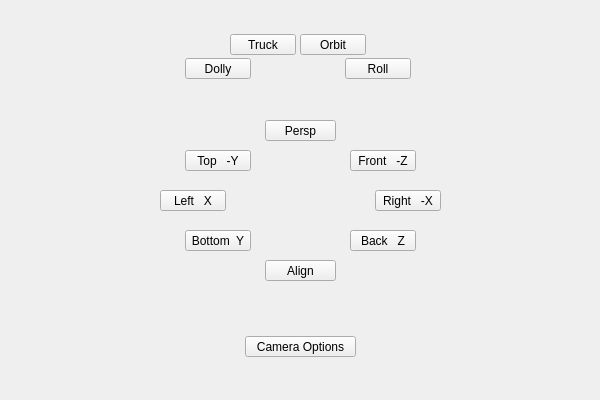
Qt form uitk/ui/1/cameras.ui (m3trik/tentacle) before a commit.
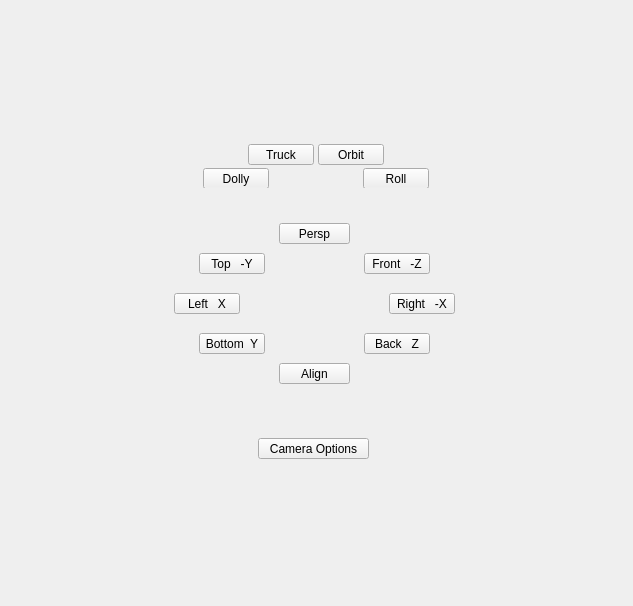
The same form after that commit.

What changed in the file:
```diff
--- a/uitk/ui/1/cameras.ui
+++ b/uitk/ui/1/cameras.ui
@@ -9,8 +9,8 @@
    <rect>
     <x>0</x>
     <y>0</y>
-    <width>600</width>
-    <height>400</height>
+    <width>633</width>
+    <height>606</height>
    </rect>
   </property>
   <property name="sizePolicy">
@@ -65,14 +65,67 @@
        </item>
        <item row="0" column="1">
         <widget class="QWidget" name="hidden_area0" native="true">
+         <layout class="QVBoxLayout" name="verticalLayout">
+          <item>
+           <spacer name="verticalSpacer">
+            <property name="orientation">
+             <enum>Qt::Vertical</enum>
+            </property>
+            <property name="sizeHint" stdset="0">
+             <size>
+              <width>20</width>
+              <height>56</height>
+             </size>
+            </property>
+           </spacer>
+          </item>
+          <item>
+           <widget class="QWidget" name="widget" native="true">
+            <property name="minimumSize">
+             <size>
+              <width>0</width>
+              <height>100</height>
+             </size>
+            </property>
+            <widget class="QPushButton" name="v011">
+             <property name="enabled">
+              <bool>true</bool>
+             </property>
+             <property name="geometry">
+              <rect>
+               <x>200</x>
+               <y>80</y>
+               <width>66</width>
+               <height>21</height>
+              </rect>
+             </property>
+             <property name="minimumSize">
+              <size>
+               <width>0</width>
+               <height>21</height>
+              </size>
+             </property>
+             <property name="maximumSize">
+              <size>
+               <width>999</width>
+               <height>21</height>
+              </size>
+             </property>
+             <property name="toolTip">
+              <string>Camera: Roll</string>
+             </property>
+             <property name="text">
+              <string>Roll</string>
+             </property>
+            </widget>
          <widget class="QPushButton" name="v012">
           <property name="enabled">
            <bool>true</bool>
           </property>
           <property name="geometry">
            <rect>
-            <x>80</x>
-            <y>16</y>
+               <x>85</x>
+               <y>56</y>
             <width>66</width>
             <height>21</height>
            </rect>
@@ -102,8 +155,8 @@
           </property>
           <property name="geometry">
            <rect>
-            <x>150</x>
-            <y>16</y>
+               <x>155</x>
+               <y>56</y>
             <width>66</width>
             <height>21</height>
            </rect>
@@ -133,8 +186,8 @@
           </property>
           <property name="geometry">
            <rect>
-            <x>35</x>
-            <y>40</y>
+               <x>40</x>
+               <y>80</y>
             <width>66</width>
             <height>21</height>
            </rect>
@@ -158,37 +211,9 @@
            <string>Dolly</string>
           </property>
          </widget>
-         <widget class="QPushButton" name="v011">
-          <property name="enabled">
-           <bool>true</bool>
-          </property>
-          <property name="geometry">
-           <rect>
-            <x>195</x>
-            <y>40</y>
-            <width>66</width>
-            <height>21</height>
-           </rect>
-          </property>
-          <property name="minimumSize">
-           <size>
-            <width>0</width>
-            <height>21</height>
-           </size>
-          </property>
-          <property name="maximumSize">
-           <size>
-            <width>999</width>
-            <height>21</height>
-           </size>
-          </property>
-          <property name="toolTip">
-           <string>Camera: Roll</string>
-          </property>
-          <property name="text">
-           <string>Roll</string>
-          </property>
-         </widget>
+           </widget>
+          </item>
+         </layout>
         </widget>
        </item>
        <item row="0" column="2" rowspan="3">
@@ -198,7 +223,7 @@
         <widget class="QWidget" name="viewport" native="true">
          <property name="minimumSize">
           <size>
-           <width>300</width>
+           <width>325</width>
            <height>200</height>
           </size>
          </property>
@@ -211,7 +236,7 @@
          <widget class="QPushButton" name="v004">
           <property name="geometry">
            <rect>
-            <x>115</x>
+            <x>125</x>
             <y>20</y>
             <width>71</width>
             <height>21</height>
@@ -236,7 +261,7 @@
          <widget class="QPushButton" name="v005">
           <property name="geometry">
            <rect>
-            <x>200</x>
+            <x>210</x>
             <y>50</y>
             <width>66</width>
             <height>21</height>
@@ -261,7 +286,7 @@
          <widget class="QPushButton" name="v002">
           <property name="geometry">
            <rect>
-            <x>225</x>
+            <x>235</x>
             <y>90</y>
             <width>66</width>
             <height>21</height>
@@ -286,7 +311,7 @@
          <widget class="QPushButton" name="v003">
           <property name="geometry">
            <rect>
-            <x>10</x>
+            <x>20</x>
             <y>90</y>
             <width>66</width>
             <height>21</height>
@@ -311,7 +336,7 @@
          <widget class="QPushButton" name="v000">
           <property name="geometry">
            <rect>
-            <x>200</x>
+            <x>210</x>
             <y>130</y>
             <width>66</width>
             <height>21</height>
@@ -336,7 +361,7 @@
          <widget class="QPushButton" name="v006">
           <property name="geometry">
            <rect>
-            <x>35</x>
+            <x>45</x>
             <y>130</y>
             <width>66</width>
             <height>21</height>
@@ -361,7 +386,7 @@
          <widget class="QPushButton" name="v007">
           <property name="geometry">
            <rect>
-            <x>115</x>
+            <x>125</x>
             <y>160</y>
             <width>71</width>
             <height>21</height>
@@ -386,7 +411,7 @@
          <widget class="QPushButton" name="v001">
           <property name="geometry">
            <rect>
-            <x>35</x>
+            <x>45</x>
             <y>50</y>
             <width>66</width>
             <height>21</height>
@@ -412,11 +437,26 @@
        </item>
        <item row="2" column="1">
         <widget class="QWidget" name="hidden_area2" native="true">
+         <property name="sizePolicy">
+          <sizepolicy hsizetype="Preferred" vsizetype="MinimumExpanding">
+           <horstretch>0</horstretch>
+           <verstretch>0</verstretch>
+          </sizepolicy>
+         </property>
+         <layout class="QVBoxLayout" name="verticalLayout_2">
+          <item>
+           <widget class="QWidget" name="widget_2" native="true">
+            <property name="minimumSize">
+             <size>
+              <width>0</width>
+              <height>100</height>
+             </size>
+            </property>
          <widget class="QPushButton" name="i000">
           <property name="geometry">
            <rect>
             <x>95</x>
-            <y>30</y>
+               <y>20</y>
             <width>111</width>
             <height>21</height>
            </rect>
@@ -440,6 +480,22 @@
            <string>Camera Options</string>
           </property>
          </widget>
+           </widget>
+          </item>
+          <item>
+           <spacer name="verticalSpacer_2">
+            <property name="orientation">
+             <enum>Qt::Vertical</enum>
+            </property>
+            <property name="sizeHint" stdset="0">
+             <size>
+              <width>20</width>
+              <height>40</height>
+             </size>
+            </property>
+           </spacer>
+          </item>
+         </layout>
         </widget>
        </item>
       </layout>
```
Lines whose indentation alone changed are shown as unchanged.
